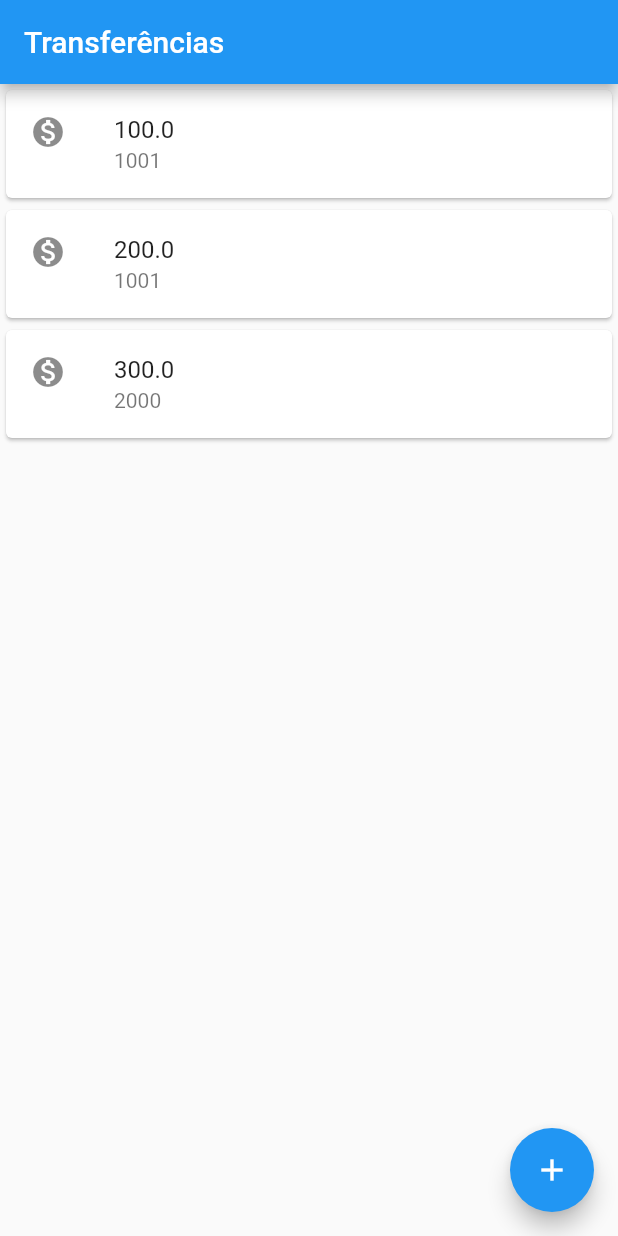
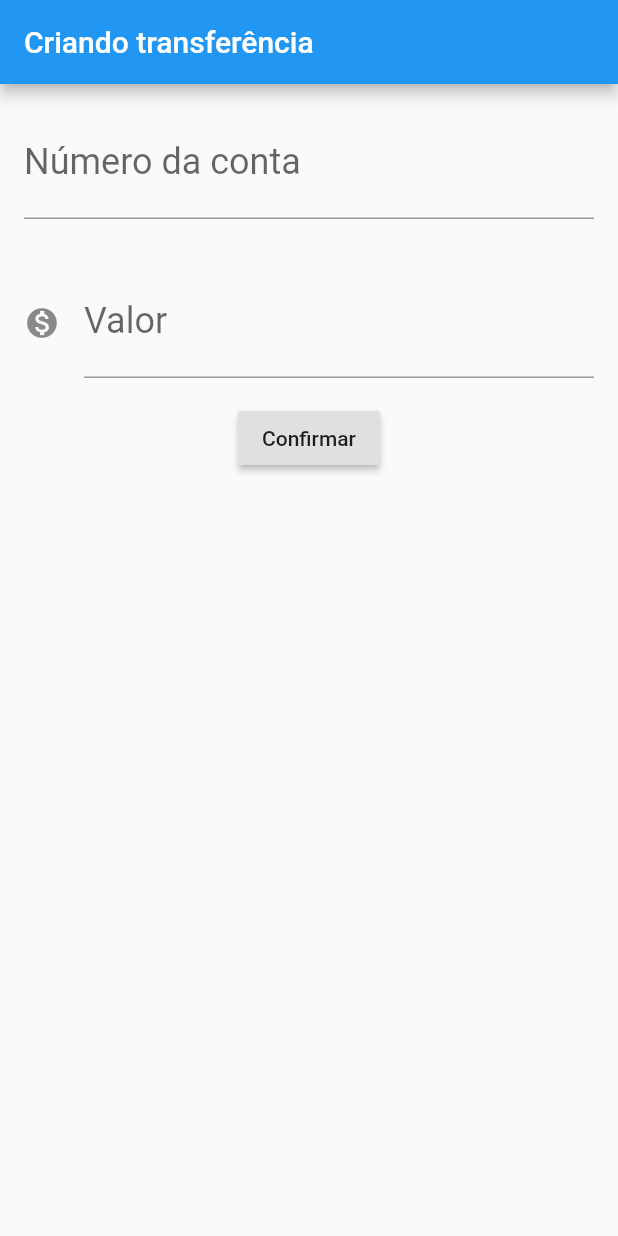
Before and after one commit to wallaceneto/Bytebank, a Flutter app: the screen it shows after launch, on a phone screen of 412 x 824 dp. Run offline on Flutter 3.47's test engine with Material 2 defaults, Android fonts, the phone set to English and light mode, and no system bars.

Commit message:
Implementacao das aulas do modulo 3

```diff
--- a/lib/main.dart
+++ b/lib/main.dart
@@ -1,28 +1,95 @@
 import 'package:flutter/material.dart';
 
-void main() => runApp(
-      MaterialApp(
+void main() => runApp(BytebankApp());
+
+class BytebankApp extends StatelessWidget {
+  @override
+  Widget build(BuildContext context) {
+    return MaterialApp(
       home: Scaffold(
+        body: FormularioTransferencia(),
+      ),
+    );
+  }
+}
+
+class FormularioTransferencia extends StatelessWidget {
+  final TextEditingController _controladorCampoNumeroConta =
+      TextEditingController();
+  final TextEditingController _controladorCampoValor = TextEditingController();
+
+  @override
+  Widget build(BuildContext context) {
+    return Scaffold(
       appBar: AppBar(
-            title: Text('Transferências'),
+        title: Text('Criando transferência'),
       ),
-          floatingActionButton: FloatingActionButton(
-            child: Icon(Icons.add),
+      body: Column(
+        children: <Widget>[
+          Padding(
+            padding: const EdgeInsets.all(16.0),
+            child: TextField(
+              controller: _controladorCampoNumeroConta,
+              style: TextStyle(fontSize: 24.0),
+              decoration: InputDecoration(
+                labelText: 'Número da conta',
+                hintText: '0000',
               ),
-          body: ListaTransferencias(),
+              keyboardType: TextInputType.number,
             ),
           ),
+          Padding(
+            padding: const EdgeInsets.all(16.0),
+            child: TextField(
+              controller: _controladorCampoValor,
+              style: TextStyle(fontSize: 24.0),
+              decoration: InputDecoration(
+                icon: Icon(Icons.monetization_on),
+                labelText: 'Valor',
+                hintText: '0.00',
+              ),
+              keyboardType: TextInputType.number,
+            ),
+          ),
+          RaisedButton(
+            onPressed: () {
+              final int numeroConta =
+                  int.tryParse(_controladorCampoNumeroConta.text);
+              final double valor = double.tryParse(_controladorCampoValor.text);
+              if (numeroConta != null && valor != null) {
+                final transferenciaCriada = Transferencia(valor, numeroConta);
+                Scaffold.of(context).showSnackBar(
+                  SnackBar(
+                    content: Text('$transferenciaCriada'),
+                  ),
                 );
+              }
+            },
+            child: Text('Confirmar'),
+          ),
+        ],
+      ),
+    );
+  }
+}
 
 class ListaTransferencias extends StatelessWidget {
   @override
   Widget build(BuildContext context) {
-    return Column(
+    return Scaffold(
+      appBar: AppBar(
+        title: Text('Transferências'),
+      ),
+      body: Column(
         children: <Widget>[
           ItemTransferencia(Transferencia(100.0, 1001)),
           ItemTransferencia(Transferencia(200.0, 1001)),
           ItemTransferencia(Transferencia(300.0, 2000)),
         ],
+      ),
+      floatingActionButton: FloatingActionButton(
+        child: Icon(Icons.add),
+      ),
     );
   }
 }
@@ -49,4 +116,9 @@ class Transferencia {
   final int numeroConta;
 
   Transferencia(this.valor, this.numeroConta);
+
+  @override
+  String toString() {
+    return 'Transferencia{valor: $valor, numeroConta: $numeroConta}';
   }
+}
```
Lines whose indentation alone changed are shown as unchanged.
